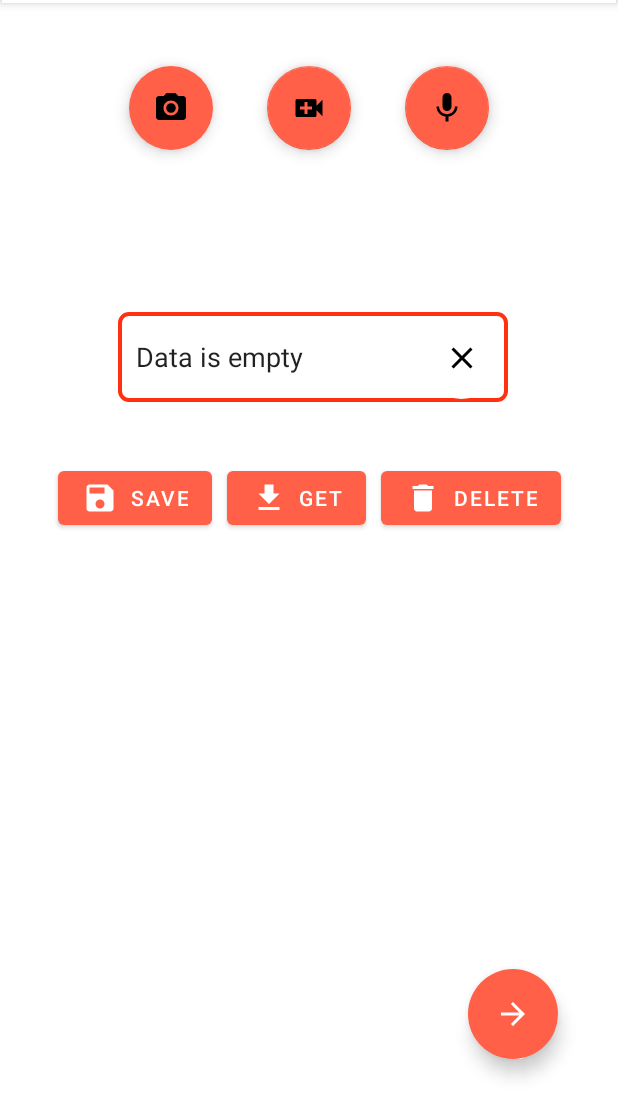
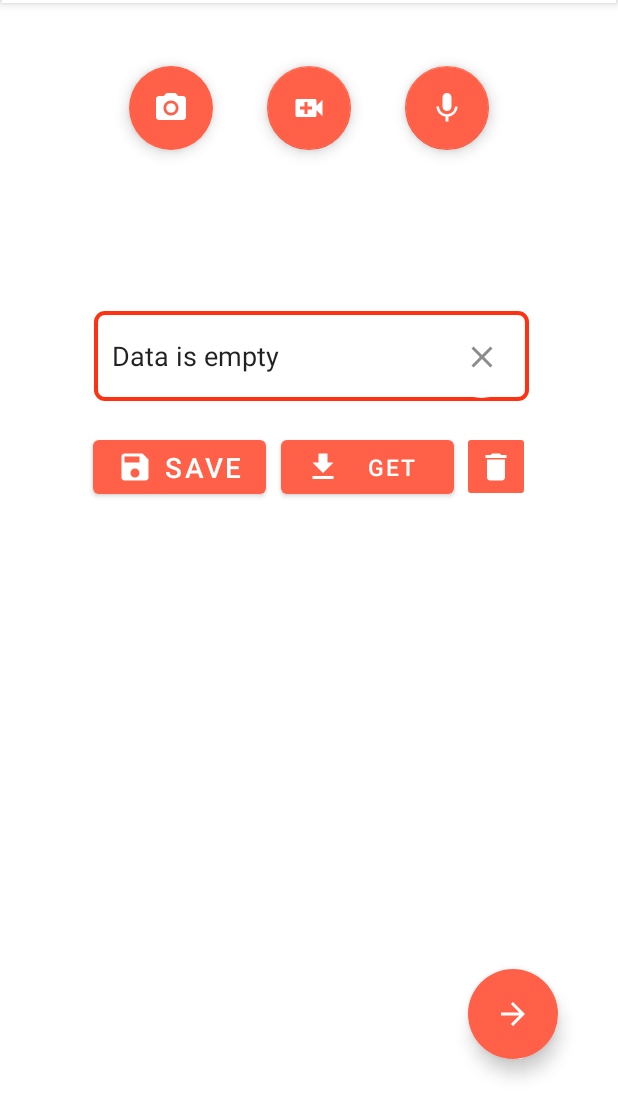
Before and after one commit to rlbk2108/Eraaly-sApp, an Android app: the screen it shows after launch (MainActivity), on a phone screen of 412 x 824 dp, the part 117-1236 px from its top. Run offline under Robolectric (Android 15) with nearby library versions, the phone set to English and light mode, and no system bars; our stand-ins replace CircleImageView.

Commit message:
Bug fixes

```diff
--- a/app/src/main/java/com/example/eraalysapp/MainActivity.java
+++ b/app/src/main/java/com/example/eraalysapp/MainActivity.java
@@ -2,47 +2,37 @@ package com.example.eraalysapp;
 
 import static android.Manifest.permission.RECORD_AUDIO;
 import static android.Manifest.permission.WRITE_EXTERNAL_STORAGE;
-import static android.os.Looper.prepare;
 
-import android.Manifest;
-import android.content.Context;
-import android.content.ContextWrapper;
+import android.content.ContentResolver;
 import android.content.Intent;
 import android.content.SharedPreferences;
 import android.content.pm.PackageManager;
 import android.graphics.Bitmap;
-import android.graphics.BitmapFactory;
-import android.hardware.camera2.CameraManager;
+import android.graphics.Color;
 import android.media.MediaPlayer;
 import android.media.MediaRecorder;
 import android.net.Uri;
-import android.nfc.Tag;
 import android.os.Bundle;
 import android.os.Environment;
 import android.provider.MediaStore;
-import android.util.Log;
 import android.view.View;
 import android.widget.Button;
 import android.widget.EditText;
 import android.widget.ImageButton;
 import android.widget.ImageView;
 import android.widget.MediaController;
+import android.widget.TextView;
 import android.widget.Toast;
 import android.widget.VideoView;
 
 import androidx.annotation.NonNull;
 import androidx.appcompat.app.AppCompatActivity;
-import androidx.camera.lifecycle.ProcessCameraProvider;
 import androidx.core.app.ActivityCompat;
 import androidx.core.content.ContextCompat;
 
 import com.google.android.material.floatingactionbutton.FloatingActionButton;
-import com.google.common.util.concurrent.ListenableFuture;
 
 import java.io.File;
-import java.io.FileInputStream;
-import java.io.FileNotFoundException;
-import java.io.FileOutputStream;
 import java.io.IOException;
 import java.util.Random;
 
@@ -60,7 +50,7 @@ public class MainActivity extends AppCompatActivity{
     Random random;
     ImageView imagePreview;
     VideoView videoPreview;
-    MediaRecorder myAudioRecorder;
+    MediaRecorder myAudioRecorder = new MediaRecorder();
     MediaPlayer mediaPlayer;
     private FloatingActionButton floatingActionButton1,
             floatingActionButton2,
@@ -70,7 +60,8 @@ public class MainActivity extends AppCompatActivity{
             stopRecord,
             playRecorded;
     private ImageButton imageButton, videoClose;
-    private Button save, get, delete;
+    private Button save, get;
+    private ImageButton delete;
 
     @Override
     protected void onCreate(Bundle savedInstanceState) {
@@ -91,10 +82,20 @@ public class MainActivity extends AppCompatActivity{
         stopRecord = findViewById(R.id.stop);
         playRecorded = findViewById(R.id.play);
         clearTextField = findViewById(R.id.floatingActionButton2);
+        floatingActionButton1.setColorFilter(Color.argb(255, 255, 255, 255));
+        floatingActionButton2.setColorFilter(Color.argb(255, 255, 255, 255));
+        floatingActionButton3.setColorFilter(Color.argb(255, 255, 255, 255));
+        clearTextField.setColorFilter(Color.argb(255, 140, 140, 140));
+        startRecord.setColorFilter(Color.argb(255, 255, 255, 255));
+        stopRecord.setColorFilter(Color.argb(255, 255, 255, 255));
+        playRecorded.setColorFilter(Color.argb(255, 255, 255, 255));
 
         save = findViewById(R.id.button3);
         get = findViewById(R.id.button7);
         delete = findViewById(R.id.button8);
+        delete.setColorFilter(Color.argb(255, 255, 255, 255));
+
+        save.setAutoSizeTextTypeWithDefaults(TextView.AUTO_SIZE_TEXT_TYPE_UNIFORM);
 
         random = new Random();
 
@@ -106,12 +107,13 @@ public class MainActivity extends AppCompatActivity{
         init();
 
 
+
         startRecord.setOnClickListener(new View.OnClickListener() {
             @Override
             public void onClick(View view) {
+                MediaRecorderReady();
                 if(checkPermission()) {
                     try {
-                    MediaRecorderReady();
                         myAudioRecorder.prepare();
 
                         Toast.makeText(MainActivity.this, "Recording started",
@@ -195,6 +197,9 @@ public class MainActivity extends AppCompatActivity{
             if (resultCode == RESULT_OK) {
                 Bitmap captureImage = (Bitmap) data.getExtras().get("data");
                 imagePreview.setImageBitmap(captureImage);
+                imagePreview.setVisibility(View.VISIBLE);
+                videoClose.setVisibility(View.VISIBLE);
+                hideElements();
                 Toast.makeText(this, "Image taken!", Toast.LENGTH_SHORT).show();
             }
         }
@@ -213,10 +218,9 @@ public class MainActivity extends AppCompatActivity{
         }
     }
 
+
     public void getPicture(View view) {
-        Intent intent = new Intent();
-        intent.setAction(MediaStore.ACTION_IMAGE_CAPTURE);
-        //Запускаем переход с ожиданием обратного результата в виде информации об изображении:
+        Intent intent = new Intent(android.provider.MediaStore.ACTION_IMAGE_CAPTURE);
         startActivityForResult(intent, Pick_image);
     }
 
@@ -226,19 +230,39 @@ public class MainActivity extends AppCompatActivity{
         startActivityForResult(intent, Pick_video);
     }
 
+    public void hideElements() {
+        floatingActionButton1.setVisibility(View.INVISIBLE);
+        floatingActionButton2.setVisibility(View.INVISIBLE);
+        floatingActionButton3.setVisibility(View.INVISIBLE);
+        imageButton.setVisibility(View.INVISIBLE);
+        save.setVisibility(View.INVISIBLE);
+        get.setVisibility(View.INVISIBLE);
+        delete.setVisibility(View.INVISIBLE);
+        editSave.setVisibility(View.INVISIBLE);
+        clearTextField.setVisibility(View.INVISIBLE);
+    }
 
-    public void closeVideo(View view) {
-        videoPreview.setVisibility(View.INVISIBLE);
+    public void showElements() {
         videoClose.setVisibility(View.INVISIBLE);
         floatingActionButton1.setVisibility(View.VISIBLE);
         floatingActionButton2.setVisibility(View.VISIBLE);
         floatingActionButton3.setVisibility(View.VISIBLE);
         imageButton.setVisibility(View.VISIBLE);
+        save.setVisibility(View.VISIBLE);
+        get.setVisibility(View.VISIBLE);
+        delete.setVisibility(View.VISIBLE);
+        editSave.setVisibility(View.VISIBLE);
+        clearTextField.setVisibility(View.VISIBLE);
+    }
+
+    public void closeVideo(View view) {
+        videoPreview.setVisibility(View.INVISIBLE);
+        imagePreview.setImageDrawable(null);
+        showElements();
     }
 
 
     private void MediaRecorderReady() {
-        myAudioRecorder = new MediaRecorder();
         myAudioRecorder.setAudioSource(MediaRecorder.AudioSource.MIC);
         myAudioRecorder.setOutputFormat(MediaRecorder.OutputFormat.THREE_GPP);
         myAudioRecorder.setOutputFile(audioFileName);
--- a/app/src/main/res/layout/activity_main.xml
+++ b/app/src/main/res/layout/activity_main.xml
@@ -93,70 +93,71 @@
 
     </com.google.android.material.appbar.AppBarLayout>
 
-    <Button
+    <ImageButton
         android:id="@+id/button8"
-        android:layout_width="wrap_content"
-        android:layout_height="wrap_content"
-        android:layout_marginTop="40dp"
-        android:layout_marginEnd="40dp"
+        android:layout_width="45dp"
+        android:layout_height="47dp"
+        android:layout_marginStart="5dp"
+        android:layout_marginTop="20dp"
+        android:backgroundTint="@color/coral"
         android:onClick="onClickDelete"
-        android:text="Delete"
-        app:icon="@drawable/ic_baseline_delete"
-        app:layout_constraintEnd_toEndOf="parent"
         app:layout_constraintStart_toEndOf="@+id/button7"
-        app:layout_constraintTop_toBottomOf="@+id/editTextTextPersonName" />
+        app:layout_constraintTop_toBottomOf="@+id/editTextTextPersonName"
+        app:srcCompat="@drawable/ic_baseline_delete" />
 
     <Button
         android:id="@+id/button7"
-        android:layout_width="wrap_content"
+        android:layout_width="115dp"
         android:layout_height="wrap_content"
-        android:layout_marginStart="10dp"
-        android:layout_marginTop="40dp"
-        android:layout_marginEnd="10dp"
+        android:layout_marginStart="78dp"
+        android:layout_marginTop="20dp"
         android:onClick="onClickGet"
         android:text="Get"
+        android:textSize="15sp"
+        android:tooltipText="@string/app_name"
         app:icon="@drawable/ic_baseline_get"
-        app:layout_constraintEnd_toStartOf="@+id/button8"
-        app:layout_constraintStart_toEndOf="@+id/button3"
+        app:layout_constraintEnd_toEndOf="parent"
+        app:layout_constraintStart_toStartOf="parent"
         app:layout_constraintTop_toBottomOf="@+id/editTextTextPersonName" />
 
     <EditText
         android:id="@+id/editTextTextPersonName"
-        android:layout_width="260dp"
+        android:layout_width="290dp"
         android:layout_height="60dp"
-        android:layout_marginTop="200dp"
+        android:layout_marginTop="205dp"
         android:background="@drawable/custom_input_field"
         android:drawablePadding="10dp"
         android:ems="10"
         android:hint="Type your text here"
+        android:importantForAutofill="no"
         android:inputType="textPersonName"
         android:paddingStart="12dp"
         android:paddingEnd="12dp"
         app:layout_constraintEnd_toEndOf="parent"
         app:layout_constraintHorizontal_bias="0.516"
         app:layout_constraintStart_toStartOf="parent"
-        app:layout_constraintTop_toBottomOf="@+id/imagePreview"
-        android:importantForAutofill="no" />
+        app:layout_constraintTop_toBottomOf="@+id/appBarLayout" />
 
     <Button
         android:id="@+id/button3"
-        android:layout_width="wrap_content"
+        android:layout_width="115dp"
         android:layout_height="wrap_content"
-        android:layout_marginStart="40dp"
-        android:layout_marginTop="40dp"
+        android:layout_marginTop="20dp"
+        android:layout_marginEnd="10dp"
         android:onClick="onClickSave"
         android:text="Save"
+        android:textSize="15sp"
         app:icon="@drawable/ic_baseline_save"
         app:layout_constraintEnd_toStartOf="@+id/button7"
-        app:layout_constraintStart_toStartOf="parent"
         app:layout_constraintTop_toBottomOf="@+id/editTextTextPersonName" />
 
     <ImageView
         android:id="@+id/imagePreview"
-        android:layout_width="wrap_content"
-        android:layout_height="wrap_content"
+        android:layout_width="match_parent"
+        android:layout_height="match_parent"
         android:layout_marginTop="5dp"
-        android:scaleType="fitXY"
+        android:scaleType="fitCenter"
+        android:visibility="invisible"
         app:layout_constraintEnd_toEndOf="parent"
         app:layout_constraintStart_toStartOf="parent"
         app:layout_constraintTop_toBottomOf="@+id/appBarLayout"
@@ -167,7 +168,7 @@
         android:layout_width="wrap_content"
         android:layout_height="wrap_content"
         android:layout_marginStart="50dp"
-        android:layout_marginTop="36dp"
+        android:layout_marginTop="42dp"
         android:backgroundTint="@color/coral"
         android:clickable="true"
         android:contentDescription="TODO"
@@ -175,14 +176,14 @@
         app:borderWidth="0dp"
         app:layout_constraintEnd_toStartOf="@+id/floatingActionButton3"
         app:layout_constraintStart_toStartOf="parent"
-        app:layout_constraintTop_toBottomOf="@+id/imagePreview"
+        app:layout_constraintTop_toBottomOf="@+id/appBarLayout"
         app:srcCompat="@drawable/ic_menu_camera" />
 
     <com.google.android.material.floatingactionbutton.FloatingActionButton
         android:id="@+id/floatingActionButton2"
         android:layout_width="wrap_content"
         android:layout_height="55dp"
-        android:layout_marginStart="201dp"
+        android:layout_marginEnd="4dp"
         android:clickable="true"
         android:elevation="0dp"
         android:onClick="textClear"
@@ -190,7 +191,7 @@
         app:borderWidth="0dp"
         app:elevation="0dp"
         app:layout_constraintBottom_toBottomOf="@+id/editTextTextPersonName"
-        app:layout_constraintStart_toStartOf="@+id/editTextTextPersonName"
+        app:layout_constraintEnd_toEndOf="@+id/editTextTextPersonName"
         app:layout_constraintTop_toTopOf="@+id/editTextTextPersonName"
         app:srcCompat="@drawable/ic_baseline_close" />
 
@@ -198,28 +199,28 @@
         android:id="@+id/floatingActionButton4"
         android:layout_width="wrap_content"
         android:layout_height="wrap_content"
-        android:layout_marginTop="36dp"
+        android:layout_marginTop="42dp"
         android:layout_marginEnd="50dp"
         android:clickable="true"
         android:onClick="startAudio"
         app:backgroundTint="@color/coral"
         app:layout_constraintEnd_toEndOf="parent"
         app:layout_constraintStart_toEndOf="@+id/floatingActionButton3"
-        app:layout_constraintTop_toBottomOf="@+id/imagePreview"
+        app:layout_constraintTop_toBottomOf="@+id/appBarLayout"
         app:srcCompat="@drawable/ic_baseline_mic_24" />
 
     <com.google.android.material.floatingactionbutton.FloatingActionButton
         android:id="@+id/floatingActionButton3"
         android:layout_width="wrap_content"
         android:layout_height="wrap_content"
-        android:layout_marginTop="36dp"
+        android:layout_marginTop="42dp"
         android:clickable="true"
         android:onClick="getVideo"
         app:backgroundTint="@color/coral"
         app:layout_constraintEnd_toStartOf="@+id/floatingActionButton4"
         app:layout_constraintHorizontal_bias="0.493"
         app:layout_constraintStart_toEndOf="@+id/floatingActionButton"
-        app:layout_constraintTop_toBottomOf="@+id/imagePreview"
+        app:layout_constraintTop_toBottomOf="@+id/appBarLayout"
         app:srcCompat="@drawable/ic_baseline_video_call_24" />
 
     <VideoView
```
Lines whose indentation alone changed are shown as unchanged.
